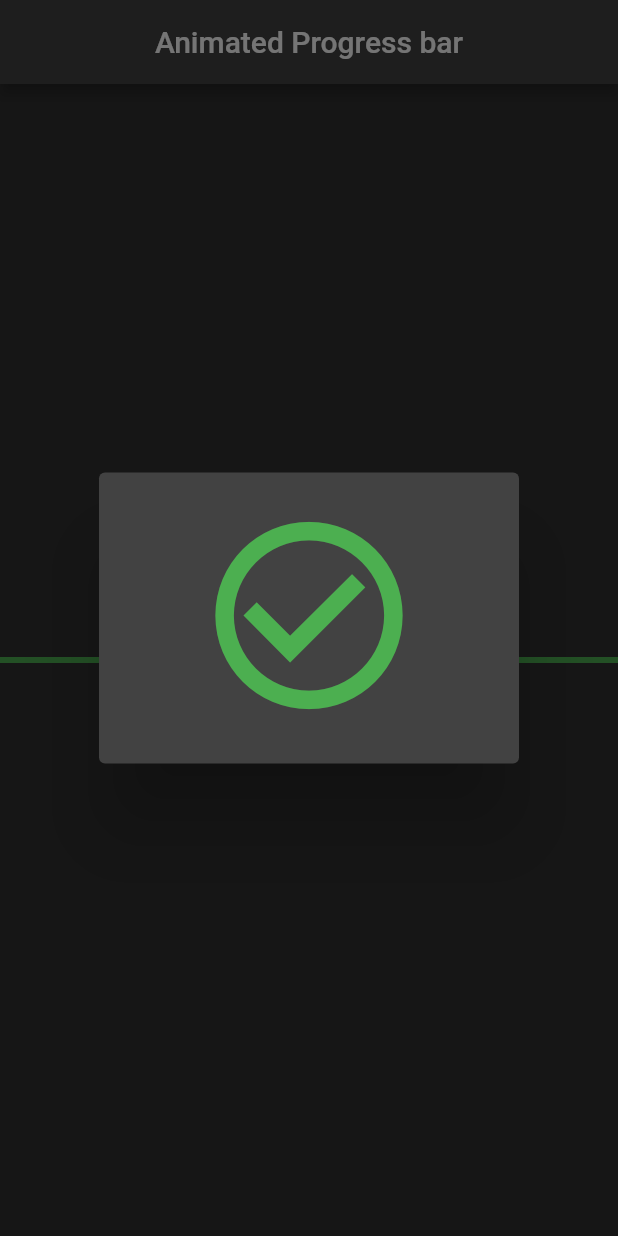
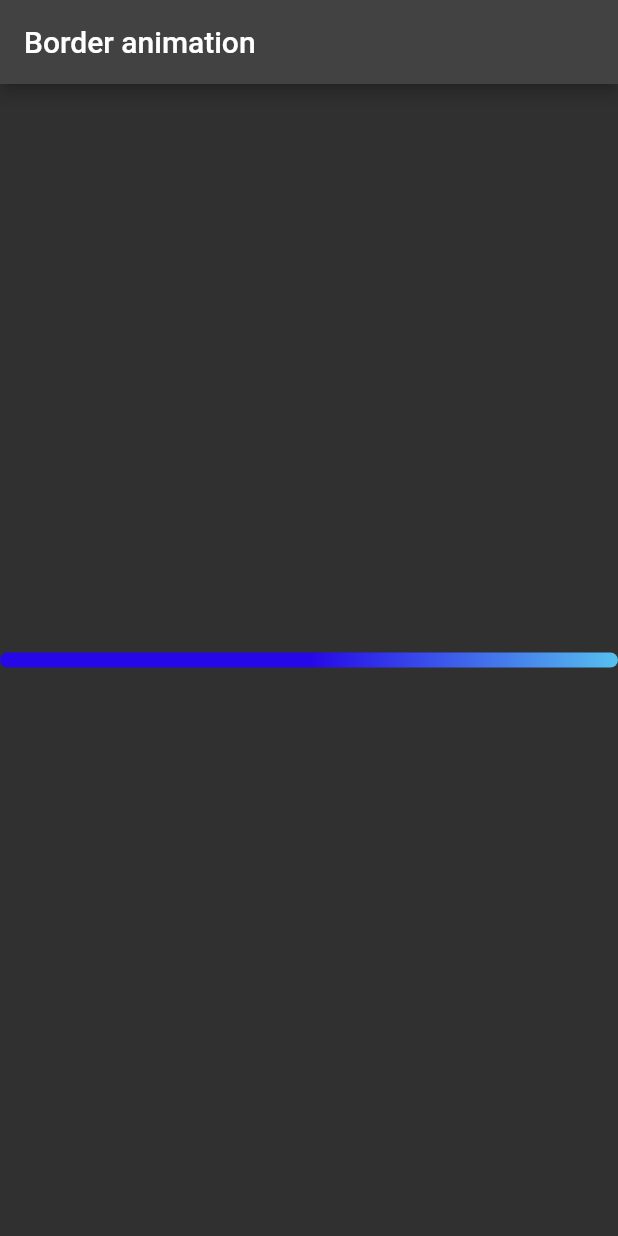
Before and after one commit to DeveloperMalay/flutter_animations, a Flutter app: the screen it shows after launch, on a phone screen of 412 x 824 dp. Run offline on Flutter 3.47's test engine with Material 2 defaults, Android fonts, the phone set to English and light mode, and no system bars; our stand-ins replace avatar_glow.

Commit message:
creating gradient progress bar

```diff
--- /dev/null
+++ b/lib/animations/border_animation.dart
@@ -0,0 +1,82 @@
+import 'package:flutter/material.dart';
+
+class GradientPeogressBar extends StatefulWidget {
+  const GradientPeogressBar({super.key});
+
+  @override
+  State<GradientPeogressBar> createState() => _GradientPeogressBarState();
+}
+
+class _GradientPeogressBarState extends State<GradientPeogressBar>
+    with SingleTickerProviderStateMixin {
+  late AnimationController _animationController;
+  late Animation<double> _animation;
+
+  @override
+  void initState() {
+    super.initState();
+    _animationController = AnimationController(
+      vsync: this,
+      duration: const Duration(seconds: 2),
+    );
+    _animation = Tween(begin: 0.0, end: 1.0).animate(_animationController);
+    _animationController.forward();
+  }
+
+  @override
+  void dispose() {
+    _animationController.dispose();
+    super.dispose();
+  }
+
+  @override
+  Widget build(BuildContext context) {
+    return Scaffold(
+      appBar: AppBar(
+        title: const Text('Border animation'),
+      ),
+      body: Center(
+        child: AnimatedBuilder(
+            animation: _animationController,
+            builder: (context, child) {
+              return Container(
+                width: double.infinity,
+                decoration: BoxDecoration(
+                    borderRadius: BorderRadius.circular(5),
+                    gradient: LinearGradient(colors: const [
+                      Color(0xFF2607E7),
+                      Color(0xFF57C0EF),
+                      Colors.white,
+                    ], stops: [
+                      _animation.value / 2,
+                      _animation.value,
+                      _animation.value,
+                    ])),
+                child: const SizedBox(height: 10),
+              );
+            }),
+      ),
+    );
+  }
+}
+
+
+
+
+  // return Stack(
+              //   children: [
+              //     const CircleAvatar(
+              //       radius: 50,
+              //       backgroundImage: NetworkImage(
+              //           'https://pixlr.com/images/index/remove-bg.webp'), // replace with your own avatar image
+              //     ),
+              //     SizedBox(
+              //       width: 50 * 2,
+              //       height: 50 * 2,
+              //       child: CircularProgressIndicator(
+              //         value: _animation.value,
+              //         strokeWidth: 4,
+              //       ),
+              //     ),
+              //   ],
+              // );
--- a/lib/main.dart
+++ b/lib/main.dart
@@ -1,15 +1,7 @@
 import 'package:flutter/material.dart';
-import 'package:opacitydemoapp/opacity_animation.dart';
 
-import 'animated_progress_widget.dart';
-import 'clip_widget.dart';
-import 'fade_in_animation.dart';
-import 'fade_in_scrolling.dart';
-import 'icon_animation.dart';
-import 'linear_animation.dart';
-import 'ripple_animation.dart';
-import 'sine_curve_animation.dart';
-import 'timer.dart';
+import 'animations/border_animation.dart';
+import 'animations/linear_animation.dart';
 
 void main() {
   runApp(const MyApp());
@@ -25,7 +17,7 @@ class MyApp extends StatelessWidget {
       debugShowCheckedModeBanner: false,
       title: 'Flutter Demo',
       theme: ThemeData.dark(),
-      home: const LinearAnimationWidget(),
+      home: GradientPeogressBar(),
     );
   }
 }
--- a/pubspec.yaml
+++ b/pubspec.yaml
@@ -37,6 +37,7 @@ dependencies:
   # Use with the CupertinoIcons class for iOS style icons.
   cupertino_icons: ^1.0.2
   avatar_glow: ^2.0.2
+  syncfusion_flutter_gauges: ^20.4.51
 
 dev_dependencies:
   flutter_test:
```
Also changed, not shown: lib/animations/analog_clock.dart (added), lib/animations/animated_progress_widget.dart (renamed from lib/animated_progress_widget.dart), lib/animations/calculator_animation-1.dart (renamed from lib/calculator_animation-1.dart), lib/animations/clip_widget.dart (renamed from lib/clip_widget.dart), lib/animations/example.dart (added), lib/animations/fade_in_animation.dart (renamed from lib/fade_in_animation.dart), lib/animations/fade_in_scrolling.dart (renamed from lib/fade_in_scrolling.dart), lib/animations/icon_animation.dart (renamed from lib/icon_animation.dart), lib/animations/linear_animation.dart (renamed from lib/linear_animation.dart), lib/animations/opacity_animation.dart (renamed from lib/opacity_animation.dart), lib/animations/ripple_animation.dart (renamed from lib/ripple_animation.dart), lib/animations/sine_curve_animation.dart (renamed from lib/sine_curve_animation.dart), lib/animations/timer.dart (renamed from lib/timer.dart), pubspec.lock.
